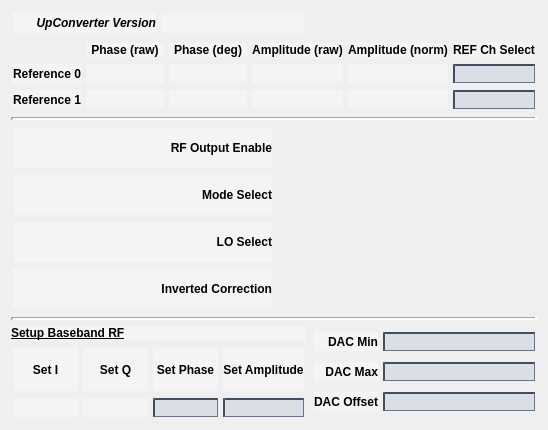
Old version of the form new_look/rf_dac_out.ui in the repository cristinasewell/ATCA_PyDM_Screens.
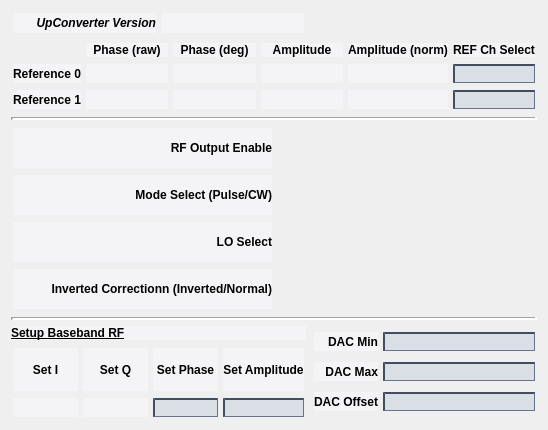
New version of the form. Custom widgets are drawn as their Qt base class.

Commit message: MNT: corrected some labels

What changed in the file:
```diff
--- a/new_look/rf_dac_out.ui
+++ b/new_look/rf_dac_out.ui
@@ -538,7 +538,7 @@
         </font>
        </property>
        <property name="text">
-        <string>Amplitude (raw)</string>
+        <string>Amplitude</string>
        </property>
        <property name="alignment">
         <set>Qt::AlignCenter</set>
@@ -928,7 +928,7 @@
         <string notr="true"/>
        </property>
        <property name="text">
-        <string>Mode Select</string>
+        <string>Mode Select (Pulse/CW)</string>
        </property>
        <property name="alignment">
         <set>Qt::AlignRight|Qt::AlignTrailing|Qt::AlignVCenter</set>
@@ -1052,7 +1052,7 @@
         <string notr="true"/>
        </property>
        <property name="text">
-        <string>Inverted Correction</string>
+        <string>Inverted Correctionn (Inverted/Normal)</string>
        </property>
        <property name="alignment">
         <set>Qt::AlignRight|Qt::AlignTrailing|Qt::AlignVCenter</set>
```
The commit also changes 5 other files.
